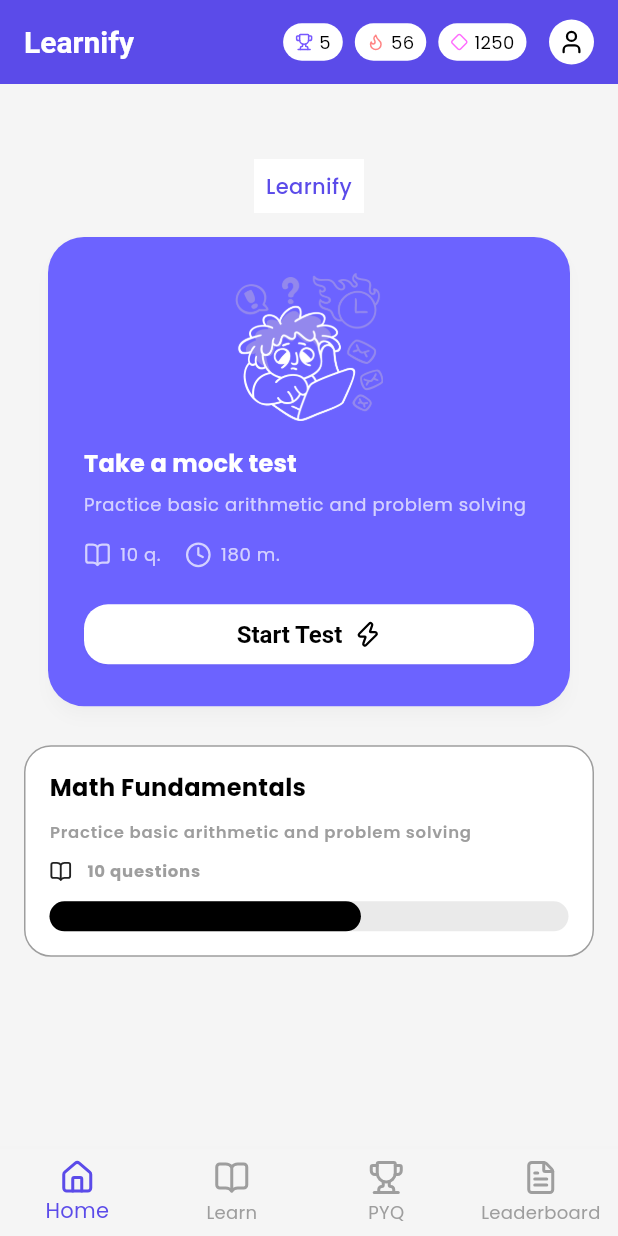
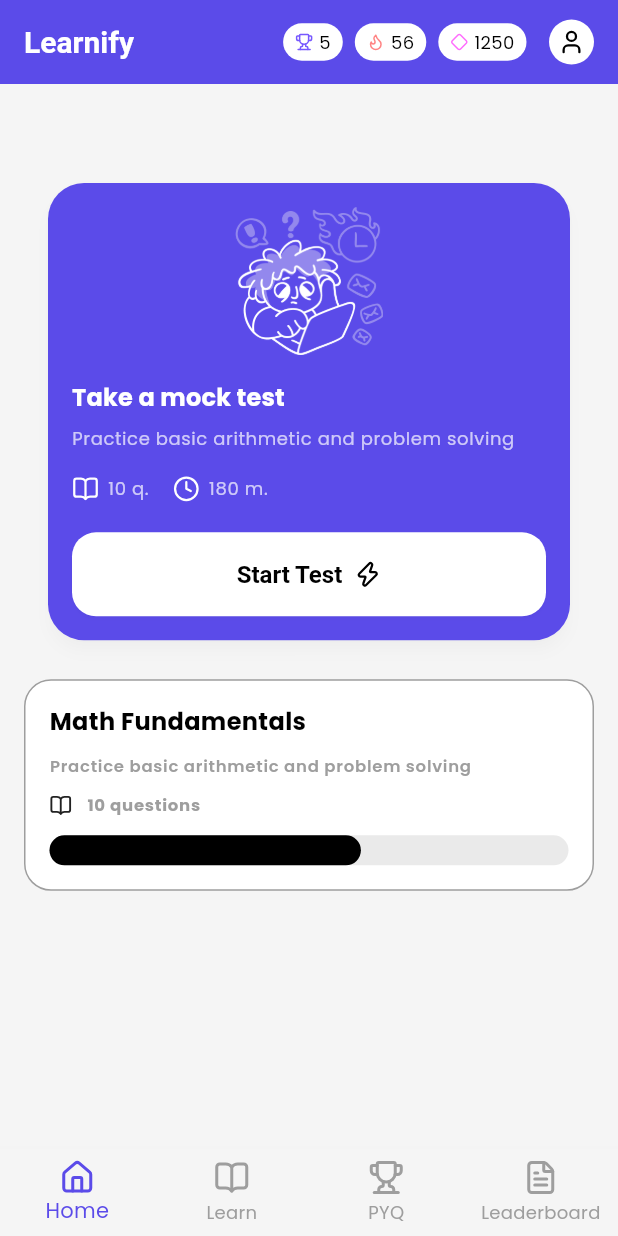
Before and after one commit to Aswin964567/learnify_app, a Flutter app: the screen it shows after launch, on a phone screen of 412 x 824 dp. Run offline on Flutter 3.47's test engine with Material 3 defaults, Android fonts, the phone set to English and light mode, and no system bars; our stand-ins replace flutter_riverpod, gap, go_router, google_fonts, lucide_icons.

Commit message:
home fix

```diff
--- a/lib/features/home/presentation/screens/home_screen.dart
+++ b/lib/features/home/presentation/screens/home_screen.dart
@@ -1,9 +1,8 @@
 import 'package:flutter/material.dart';
 import 'package:gap/gap.dart';
 import 'package:learnify_app/core/extensions/context_extensions.dart';
-import 'package:learnify_app/core/theme/colors/app_colors.dart';
+import 'package:learnify_app/features/home/presentation/widgets/home_appbar_widget.dart';
 import 'package:learnify_app/features/home/presentation/widgets/start_test_widget.dart';
-import 'package:learnify_app/features/home/presentation/widgets/home_appbar_widget.dart';
 import 'package:learnify_app/presentation/widgets/common_test_widget.dart';
 
 class HomeScreen extends StatelessWidget {
@@ -18,20 +17,7 @@ class HomeScreen extends StatelessWidget {
         child: Column(
           children: [
             const Gap(50), //Custom vertical spacing using gap package
-            // Container with theme-aware padding and custom color
-            Container(
-              padding: context.paddingS,
-              color: AppColors.onPrimary, // 🎨 Custom static color
-              child: Text(
-                "Learnify",
-                style: context.textTheme.bodyMedium?.copyWith(
-                  // Use theme color for consistency and dynamic switching
-                  color: context.colorScheme.primary, // ✅ Themed color usage
-                  fontWeight: FontWeight.w500,
-                ),
-                textAlign: TextAlign.center,
-              ),
-            ),
+
             StartTestWidget(),
             Gap(10),
             CommonTestWidget(),
--- a/lib/features/home/presentation/widgets/home_appbar_widget.dart
+++ b/lib/features/home/presentation/widgets/home_appbar_widget.dart
@@ -1,6 +1,4 @@
-// home appbar- Aiswarya
-// use lucide icons
-// eg: Icon(LucideIcons.home)
+
 import 'package:flutter/material.dart';
 import 'package:gap/gap.dart';
 import 'package:lucide_icons/lucide_icons.dart';
--- /dev/null
+++ b/lib/features/home/presentation/widgets/start_test_section.dart
@@ -0,0 +1,2 @@
+// slide effect of start_test_widget - Manu
+// use carousel slider(already installed) to slide or use any other if available
--- a/lib/features/home/presentation/widgets/start_test_widget.dart
+++ b/lib/features/home/presentation/widgets/start_test_widget.dart
@@ -1,7 +1,6 @@
-// start test widget- Manu
-// if any package is available -use it
 import 'package:flutter/material.dart';
 import 'package:learnify_app/core/extensions/context_extensions.dart';
+import 'package:learnify_app/core/theme/colors/app_colors.dart';
 import 'package:lucide_icons/lucide_icons.dart';
 
 class StartTestWidget extends StatelessWidget {
@@ -15,14 +14,18 @@ class StartTestWidget extends StatelessWidget {
       shape: RoundedRectangleBorder(borderRadius: BorderRadius.circular(24)),
       child: Container(
         decoration: BoxDecoration(
-          color: const Color(0xFF6C63FF),
+          color: AppColors.primary,
           borderRadius: BorderRadius.circular(24),
         ),
-        padding: context.paddingL,
+        padding: context.paddingM,
         child: Column(
           mainAxisSize: MainAxisSize.min,
+          crossAxisAlignment: CrossAxisAlignment.start,
           children: [
             // Illustration Placeholder
+            Row(
+              mainAxisAlignment: MainAxisAlignment.center,
+              children: [
                 SizedBox(
                   height: context.screenHeight * 0.12,
                   child: Image.asset(
@@ -30,30 +33,26 @@ class StartTestWidget extends StatelessWidget {
                     fit: BoxFit.contain,
                   ),
                 ),
+              ],
+            ),
             const SizedBox(height: 16),
 
             // Title
-            Align(
-              alignment: Alignment.centerLeft,
-              child: Text(
+            Text(
               'Take a mock test',
               style: context.textTheme.titleMedium?.copyWith(
                 color: Colors.white,
                 fontWeight: FontWeight.bold,
               ),
             ),
-            ),
             const SizedBox(height: 8),
 
             // Subtitle
-            Align(
-              alignment: Alignment.centerLeft,
-              child: Text(
+            Text(
               'Practice basic arithmetic and problem solving',
-                textAlign: TextAlign.center,
+              // textAlign: TextAlign.center,
               style: context.textTheme.bodySmall?.copyWith(
                 color: Colors.white70,
-                ),
               ),
             ),
             const SizedBox(height: 16),
@@ -62,7 +61,7 @@ class StartTestWidget extends StatelessWidget {
             Row(
               mainAxisAlignment: MainAxisAlignment.start,
               children: [
-                Icon(LucideIcons.bookOpen, color: Colors.white70, size: 18),
+                Icon(LucideIcons.bookOpen, color: Colors.white, size: 18),
                 const SizedBox(width: 6),
                 Text(
                   '10 q.',
@@ -73,7 +72,7 @@ class StartTestWidget extends StatelessWidget {
 
                 const SizedBox(width: 16),
 
-                Icon(LucideIcons.clock, color: Colors.white70, size: 18),
+                Icon(LucideIcons.clock, color: Colors.white, size: 18),
                 const SizedBox(width: 6),
                 Text(
                   '180 m.',
@@ -98,7 +97,7 @@ class StartTestWidget extends StatelessWidget {
                   shape: RoundedRectangleBorder(
                     borderRadius: BorderRadius.circular(16),
                   ),
-                  padding: context.paddingS,
+                  padding: context.paddingM,
                 ),
                 child: Row(
                   mainAxisSize: MainAxisSize.min,
--- a/pubspec.yaml
+++ b/pubspec.yaml
@@ -40,6 +40,7 @@ dependencies:
   gap: ^3.0.1
   flutter_svg: ^2.0.17
   lucide_icons: ^0.257.0
+  carousel_slider: ^5.0.0
 
 dev_dependencies:
   flutter_test:
```
Also changed, not shown: pubspec.lock. Lines whose indentation alone changed are shown as unchanged.
